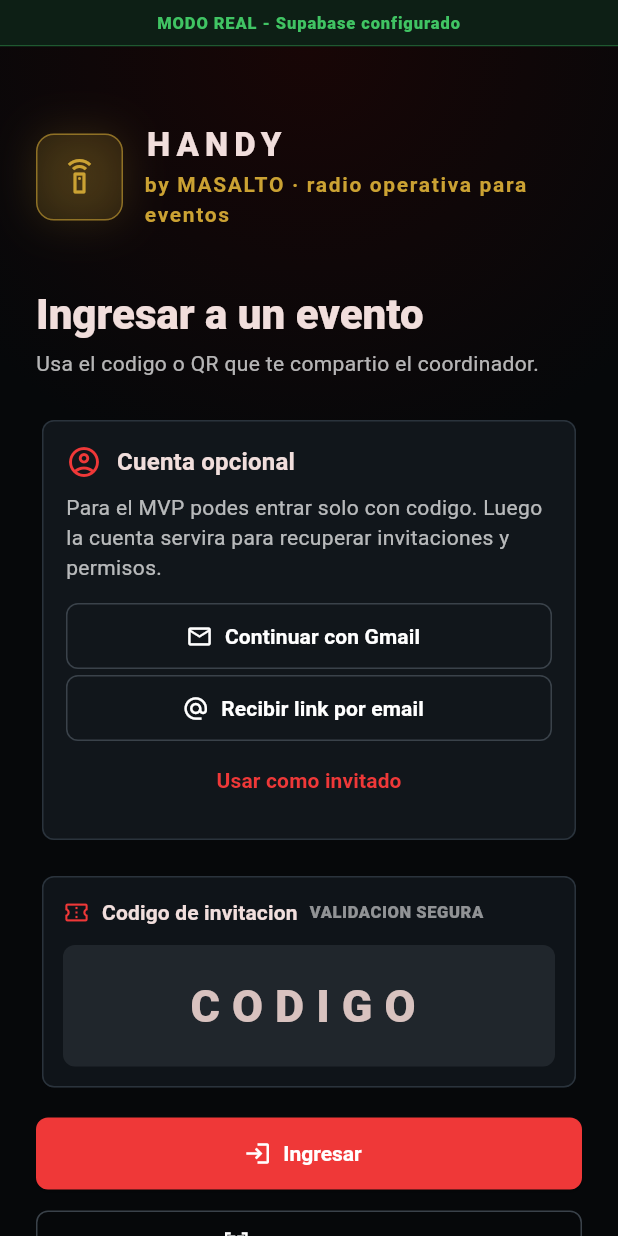
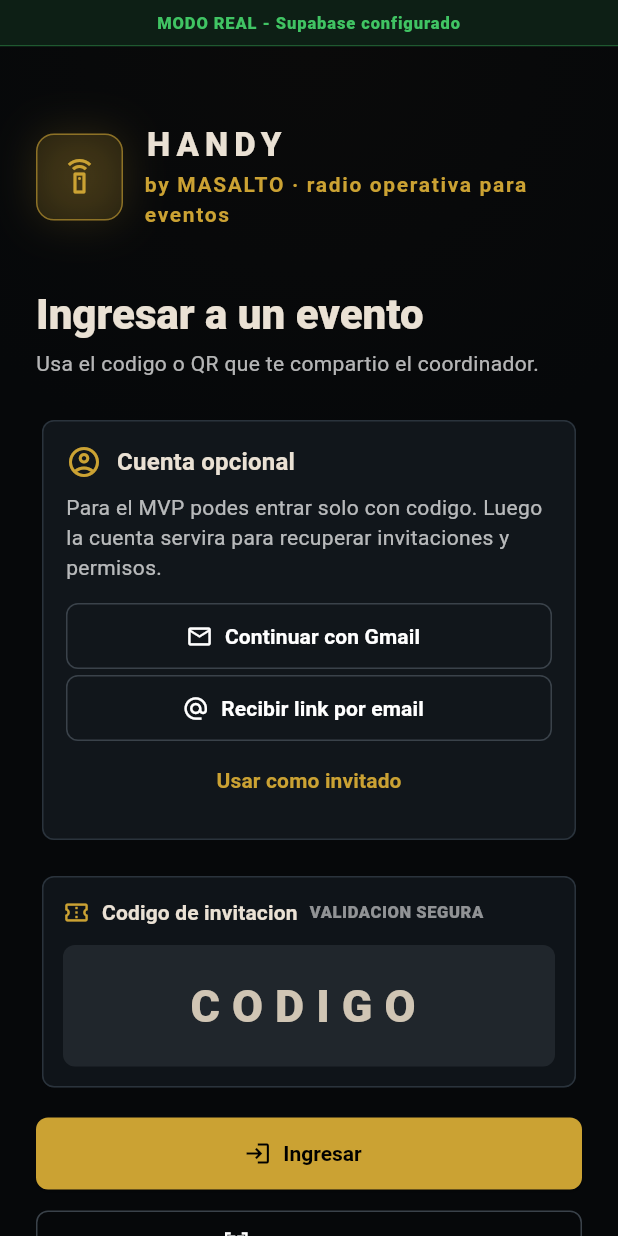
Before and after one commit to masalto17/Handy-by-Masalto, a Flutter app: the screen it shows after launch, on a phone screen of 412 x 824 dp. Run offline on Flutter 3.47's test engine with Material 3 defaults, Android fonts, the phone set to English and light mode, and no system bars; our stand-ins replace audioplayers, flutter_dotenv, flutter_riverpod, go_router, permission_handler, qr_flutter and 2 more; missing offline and left inert: dart:js_interop, livekit_client, mobile_scanner, record; accounts and stored records are empty; generated files the repository leaves out were written again.

Commit message:
Rediseño estético: acento dorado, rojo reservado para SOS/emergencia
Aplica el rediseño de Claude Design (app_theme.dart, app_scaffold.dart):
el color de acento pasa de rojo a dorado (marca Handy) y el fondo pierde
el tinte rojizo. El rojo (nuevo AppTheme.danger) queda reservado
exclusivamente para indicadores de emergencia/SOS (canal de emergencia y
badge de prioridad), que antes usaban el mismo rojo que el acento general.

```diff
--- a/lib/src/core/theme/app_theme.dart
+++ b/lib/src/core/theme/app_theme.dart
@@ -7,11 +7,12 @@ class AppTheme {
   static const Color surface = Color(0xFF11161B);
   static const Color surfaceRaised = Color(0xFF20262C);
   static const Color surfaceBorder = Color(0xFF2A333C);
-  static const Color accent = Color(0xFFEF3838);
+  static const Color accent = Color(0xFFCBA233);       // CAMBIO: rojo → dorado
   static const Color brandGold = Color(0xFFCBA233);
-  static const Color accentSoft = Color(0xFF6E2424);
+  static const Color accentSoft = Color(0xFF3D2A00);   // CAMBIO: rojo suave → dorado suave
   static const Color success = Color(0xFF40C463);
   static const Color warning = Color(0xFFFFB020);
+  static const Color danger = Color(0xFFEF3838);       // NUEVO: rojo queda solo para SOS/Emergencia
 
   static ThemeData dark() {
     final colorScheme = ColorScheme.fromSeed(
@@ -57,7 +58,7 @@ class AppTheme {
       elevatedButtonTheme: ElevatedButtonThemeData(
         style: ElevatedButton.styleFrom(
           backgroundColor: accent,
-          foregroundColor: Colors.white,
+          foregroundColor: Colors.black,
           minimumSize: const Size.fromHeight(48),
           shape: RoundedRectangleBorder(borderRadius: BorderRadius.circular(8)),
           textStyle: const TextStyle(fontWeight: FontWeight.w700),
--- a/lib/src/features/event/presentation/event_home_screen.dart
+++ b/lib/src/features/event/presentation/event_home_screen.dart
@@ -216,7 +216,7 @@ class _ChannelTile extends StatelessWidget {
         onTap: () => context.push('/channel/${channel.id}'),
         leading: CircleAvatar(
           backgroundColor:
-              channel.isEmergency ? AppTheme.accent : AppTheme.surfaceRaised,
+              channel.isEmergency ? AppTheme.danger : AppTheme.surfaceRaised,
           child: Icon(
             channel.isEmergency ? Icons.priority_high : Icons.radio,
             color: Colors.white,
--- a/lib/src/shared/presentation/app_scaffold.dart
+++ b/lib/src/shared/presentation/app_scaffold.dart
@@ -40,7 +40,7 @@ class AppScaffold extends StatelessWidget {
                     center: Alignment.topCenter,
                     radius: 1.15,
                     colors: [
-                      Color(0xFF180606),
+                      Color(0xFF0A0A0A),        // CAMBIO: era 0xFF180606 (tinte rojo) → negro puro
                       AppTheme.background,
                     ],
                     stops: [0, 0.62],
--- a/lib/src/shared/presentation/status_pill.dart
+++ b/lib/src/shared/presentation/status_pill.dart
@@ -51,7 +51,7 @@ class PriorityBadge extends StatelessWidget {
   Widget build(BuildContext context) {
     return StatusPill(
       label: isEmergency ? 'CRITICO' : 'OPERATIVO',
-      color: isEmergency ? AppTheme.accent : AppTheme.success,
+      color: isEmergency ? AppTheme.danger : AppTheme.success,
       icon: isEmergency ? Icons.priority_high : Icons.radio_button_checked,
     );
   }
```
